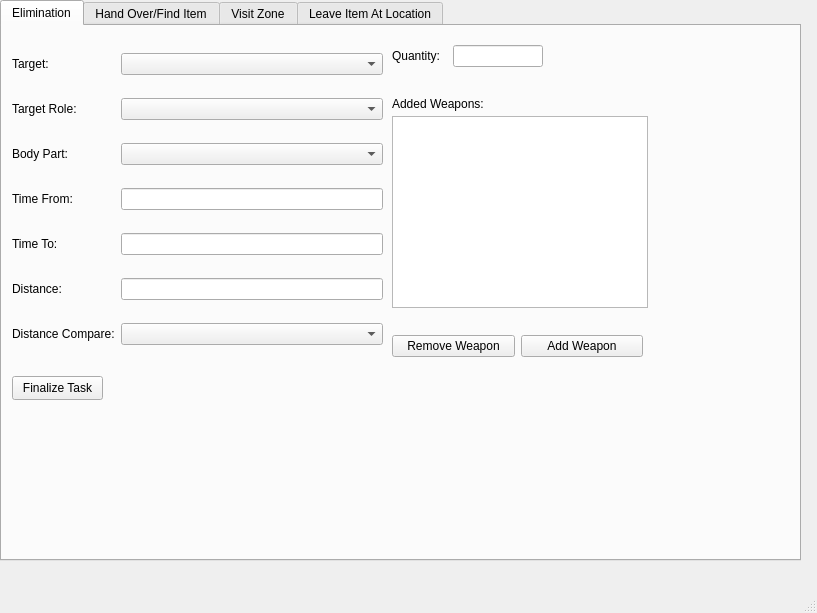
The window that src/gui_tasks.ui (ThePi1/SPT-Trader-Builder) describes before a commit, drawn with Qt 5.
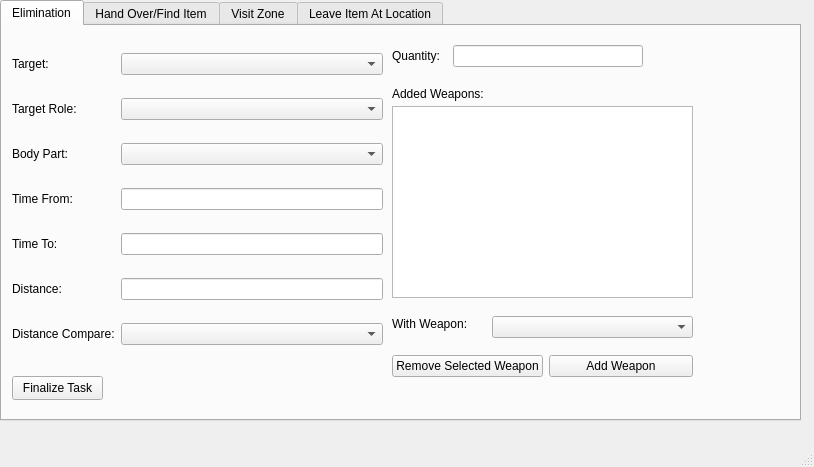
The same window after the commit. The open tabs and pages were chosen to show the change.

Patch:
```diff
--- a/src/gui_tasks.ui
+++ b/src/gui_tasks.ui
@@ -6,8 +6,8 @@
    <rect>
     <x>0</x>
     <y>0</y>
-    <width>817</width>
-    <height>613</height>
+    <width>814</width>
+    <height>467</height>
    </rect>
   </property>
   <property name="windowTitle">
@@ -20,7 +20,7 @@
       <x>0</x>
       <y>0</y>
       <width>801</width>
-      <height>561</height>
+      <height>421</height>
      </rect>
     </property>
     <property name="currentIndex">
@@ -117,7 +117,7 @@
        <rect>
         <x>390</x>
         <y>10</y>
-        <width>151</width>
+        <width>251</width>
         <height>41</height>
        </rect>
       </property>
@@ -138,8 +138,8 @@
       <property name="geometry">
        <rect>
         <x>390</x>
-        <y>90</y>
-        <width>256</width>
+        <y>80</y>
+        <width>301</width>
         <height>192</height>
        </rect>
       </property>
@@ -148,7 +148,7 @@
       <property name="geometry">
        <rect>
         <x>390</x>
-        <y>70</y>
+        <y>60</y>
         <width>161</width>
         <height>16</height>
        </rect>
@@ -161,8 +161,8 @@
       <property name="geometry">
        <rect>
         <x>390</x>
-        <y>300</y>
-        <width>251</width>
+        <y>320</y>
+        <width>301</width>
         <height>41</height>
        </rect>
       </property>
@@ -170,7 +170,7 @@
        <item>
         <widget class="QPushButton" name="pushButton_2">
          <property name="text">
-          <string>Remove Weapon</string>
+          <string>Remove Selected Weapon</string>
          </property>
         </widget>
        </item>
@@ -196,6 +196,29 @@
        <string>Finalize Task</string>
       </property>
      </widget>
+     <widget class="QLabel" name="lb_withwep">
+      <property name="geometry">
+       <rect>
+        <x>390</x>
+        <y>290</y>
+        <width>91</width>
+        <height>16</height>
+       </rect>
+      </property>
+      <property name="text">
+       <string>With Weapon:</string>
+      </property>
+     </widget>
+     <widget class="QComboBox" name="box_weapons">
+      <property name="geometry">
+       <rect>
+        <x>490</x>
+        <y>290</y>
+        <width>201</width>
+        <height>22</height>
+       </rect>
+      </property>
+     </widget>
     </widget>
     <widget class="QWidget" name="tab_handover_item">
      <attribute name="title">
```
Left out of the diff: 128 changed lines with no effect on the pictures.
